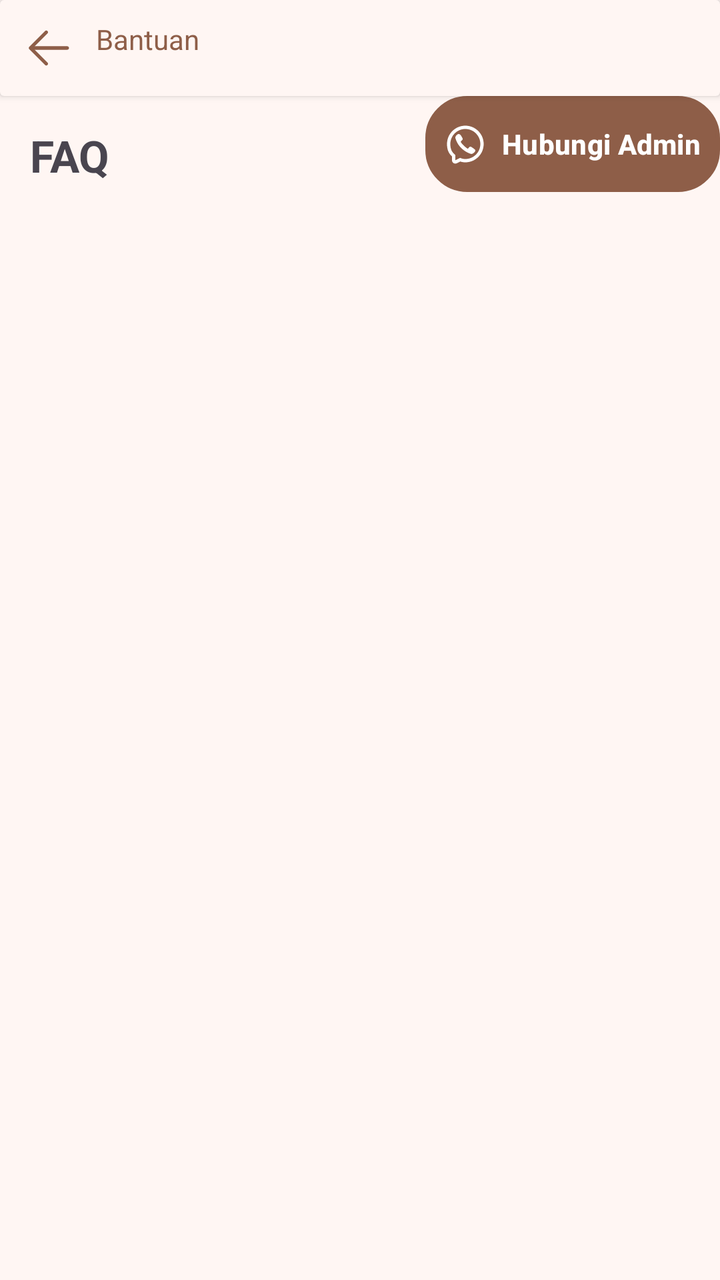
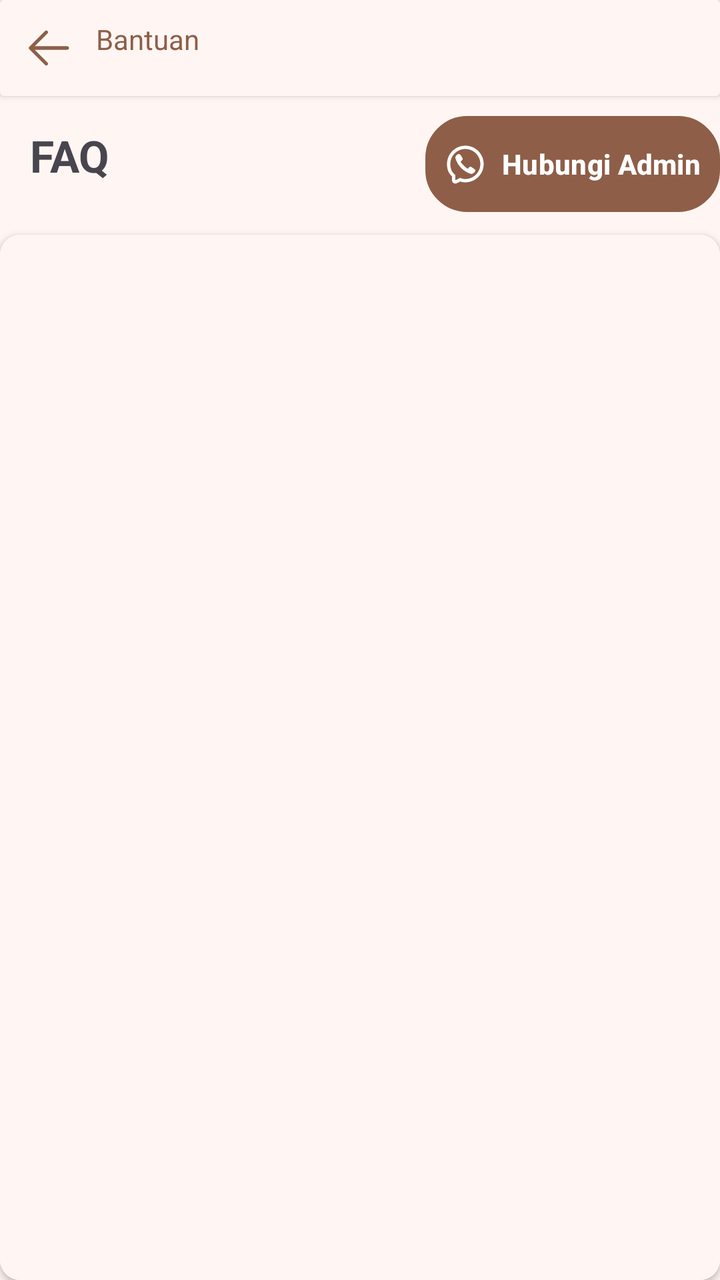

Screens rendered from an Android XML layout before and after an edit, with the pre-edit source and the edit as a unified diff.
<!-- AndroidManifest.xml: application theme Theme.RahmatBakery -->
<!-- res/layout/activity_bantuan.xml -->
<?xml version="1.0" encoding="utf-8"?>
<LinearLayout xmlns:android="http://schemas.android.com/apk/res/android"
    xmlns:app="http://schemas.android.com/apk/res-auto"
    xmlns:tools="http://schemas.android.com/tools"
    android:id="@+id/main"
    android:layout_width="match_parent"
    android:layout_height="match_parent"
    android:background="@color/background"
    android:orientation="vertical"
    tools:context=".pelanggan.NotifActivity">

    <androidx.cardview.widget.CardView
        android:id="@+id/top"
        android:layout_width="match_parent"
        android:layout_height="wrap_content"
        android:elevation="15dp"
        app:cardBackgroundColor="@color/background">

        <RelativeLayout
            android:layout_width="match_parent"
            android:layout_height="wrap_content"
            android:padding="10dp">

            <ImageView
                android:id="@+id/back"
                android:layout_width="28dp"
                android:layout_height="28dp"
                android:background="@android:color/transparent"
                android:src="@drawable/back" />

            <TextView
                style="@style/TextAppearance.Material3.HeadlineSmall.Emphasized"
                android:layout_width="wrap_content"
                android:layout_height="wrap_content"
                android:layout_marginLeft="10dp"
                android:layout_toEndOf="@id/back"
                android:text="Bantuan"
                android:textColor="@color/primary" />

        </RelativeLayout>
    </androidx.cardview.widget.CardView>

    <RelativeLayout
        android:layout_width="wrap_content"
        android:layout_height="wrap_content">

        <TextView
            android:layout_width="wrap_content"
            android:layout_height="wrap_content"
            android:text="FAQ"
            android:padding="15dp"
            android:textSize="22sp"
            android:textStyle="bold"/>

        <Button
            android:layout_width="wrap_content"
            android:layout_height="wrap_content"
            android:background="@drawable/button2"
            android:drawablePadding="8dp"
            android:drawableLeft="@drawable/whatsapp_svgrepo_com"
            android:text="Hubungi Admin"
            android:textColor="#FFFFFF"
            android:textStyle="bold"
            android:padding="10dp"
            android:layout_alignParentRight="true"/>

    </RelativeLayout>

</LinearLayout>
<!-- resources referenced by this layout -->
<resources>
  <color name="background">#FFF6F3</color>
  <color name="primary">#8E5E48</color>
  <!-- drawable back (drawable) -->
  <vector xmlns:android="http://schemas.android.com/apk/res/android"
      android:width="47dp"
      android:height="47dp"
      android:viewportWidth="47"
      android:viewportHeight="47">
    <path
        android:pathData="M10.281,22.031H39.656C40.046,22.031 40.419,22.186 40.695,22.461C40.97,22.737 41.125,23.111 41.125,23.5C41.125,23.889 40.97,24.263 40.695,24.539C40.419,24.814 40.046,24.969 39.656,24.969H10.281C9.892,24.969 9.518,24.814 9.243,24.539C8.967,24.263 8.813,23.889 8.813,23.5C8.813,23.111 8.967,22.737 9.243,22.461C9.518,22.186 9.892,22.031 10.281,22.031Z"
        android:fillColor="@color/primary"/>
    <path
        android:pathData="M10.889,23.5L23.071,35.679C23.347,35.955 23.502,36.329 23.502,36.719C23.502,37.109 23.347,37.483 23.071,37.758C22.795,38.034 22.421,38.189 22.031,38.189C21.641,38.189 21.267,38.034 20.991,37.758L7.773,24.54C7.636,24.403 7.527,24.241 7.453,24.063C7.379,23.884 7.341,23.693 7.341,23.5C7.341,23.307 7.379,23.115 7.453,22.937C7.527,22.758 7.636,22.597 7.773,22.46L20.991,9.241C21.267,8.965 21.641,8.811 22.031,8.811C22.421,8.811 22.795,8.965 23.071,9.241C23.347,9.517 23.502,9.891 23.502,10.281C23.502,10.671 23.347,11.045 23.071,11.321L10.889,23.5Z"
        android:fillColor="@color/primary"/>
  </vector>
  <!-- drawable button2 (drawable) -->
  <?xml version="1.0" encoding="utf-8"?>
  <shape xmlns:android="http://schemas.android.com/apk/res/android">
      <solid android:color="@color/white"/>
      <corners android:radius= "20dp" />
      <padding android:left="20dp" android:top="7dp"
          android:right="20dp" android:bottom="10dp" />
      <stroke android:color="@color/white" android:width="2dp" />
  </shape>
  <!-- drawable whatsapp_svgrepo_com (drawable) -->
  <vector xmlns:android="http://schemas.android.com/apk/res/android"
      android:width="20dp"
      android:height="20dp"
      android:viewportWidth="24"
      android:viewportHeight="24">
    <path
        android:pathData="M6.014,8.006C6.128,7.102 7.303,5.874 8.235,6.01L8.233,6.009C9.141,6.181 9.859,7.743 10.264,8.445C10.55,8.954 10.364,9.47 10.097,9.688C9.736,9.979 9.171,10.38 9.289,10.783C9.5,11.5 12,14 13.23,14.711C13.695,14.98 14.033,14.27 14.321,13.907C14.53,13.627 15.047,13.46 15.555,13.736C16.314,14.178 17.029,14.692 17.69,15.27C18.02,15.546 18.098,15.954 17.869,16.385C17.466,17.144 16.3,18.146 15.454,17.942C13.976,17.587 8,15.27 6.08,8.558C5.972,8.24 6,8.12 6.014,8.006Z"
        android:fillColor="#ffff"/>
    <path
        android:pathData="M12,23C10.776,23 10.099,22.869 9,22.5L6.894,23.553C5.565,24.218 4,23.251 4,21.764V19.5C1.847,17.492 1,15.177 1,12C1,5.925 5.925,1 12,1C18.075,1 23,5.925 23,12C23,18.075 18.075,23 12,23ZM6,18.63L5.364,18.037C3.691,16.477 3,14.733 3,12C3,7.029 7.029,3 12,3C16.971,3 21,7.029 21,12C21,16.971 16.971,21 12,21C11.014,21 10.552,20.911 9.636,20.604L8.848,20.34L6,21.764V18.63Z"
        android:fillColor="#ffff"
        android:fillType="evenOdd"/>
  </vector>
  <style name="Theme.RahmatBakery" parent="Base.Theme.RahmatBakery" />
  <color name="white">#FFFFFFFF</color>
  <style name="Base.Theme.RahmatBakery" parent="Theme.Material3.DayNight.NoActionBar">
          
           <item name="colorPrimary">@color/primary</item>
          <item name="colorOnPrimary">@color/background</item>
          <item name="colorSecondary">@color/primary</item>
          <item name="colorOnSecondary">@color/background</item>
  
      </style>
</resources>

<!-- the commit's change to res/layout/activity_bantuan.xml (unified diff, before → after) -->
@@ -47,23 +47,49 @@
         <TextView
             android:layout_width="wrap_content"
             android:layout_height="wrap_content"
+            android:padding="15dp"
             android:text="FAQ"
-            android:padding="15dp"
             android:textSize="22sp"
-            android:textStyle="bold"/>
+            android:textStyle="bold" />
 
         <Button
             android:layout_width="wrap_content"
             android:layout_height="wrap_content"
+            android:layout_alignParentRight="true"
+            android:layout_marginTop="10dp"
             android:background="@drawable/button2"
+            android:drawableLeft="@drawable/whatsapp_svgrepo_com"
             android:drawablePadding="8dp"
-            android:drawableLeft="@drawable/whatsapp_svgrepo_com"
+            android:padding="10dp"
             android:text="Hubungi Admin"
             android:textColor="#FFFFFF"
-            android:textStyle="bold"
-            android:padding="10dp"
-            android:layout_alignParentRight="true"/>
+            android:textStyle="bold" />
 
     </RelativeLayout>
 
+    <androidx.cardview.widget.CardView
+        android:layout_width="wrap_content"
+        android:layout_height="wrap_content"
+        android:layout_gravity="center"
+        android:layout_marginTop="10dp"
+        android:background="@color/background"
+        android:elevation="10dp"
+        android:padding="15dp"
+        app:cardCornerRadius="10dp">
+
+        <RelativeLayout
+            android:layout_width="wrap_content"
+            android:layout_height="wrap_content">
+
+            <androidx.recyclerview.widget.RecyclerView
+                android:id="@+id/recyclerView"
+                android:layout_width="match_parent"
+                android:layout_height="match_parent"
+                android:background="@color/background"
+                android:padding="10dp" />
+
+        </RelativeLayout>
+    </androidx.cardview.widget.CardView>
+
+
 </LinearLayout>
